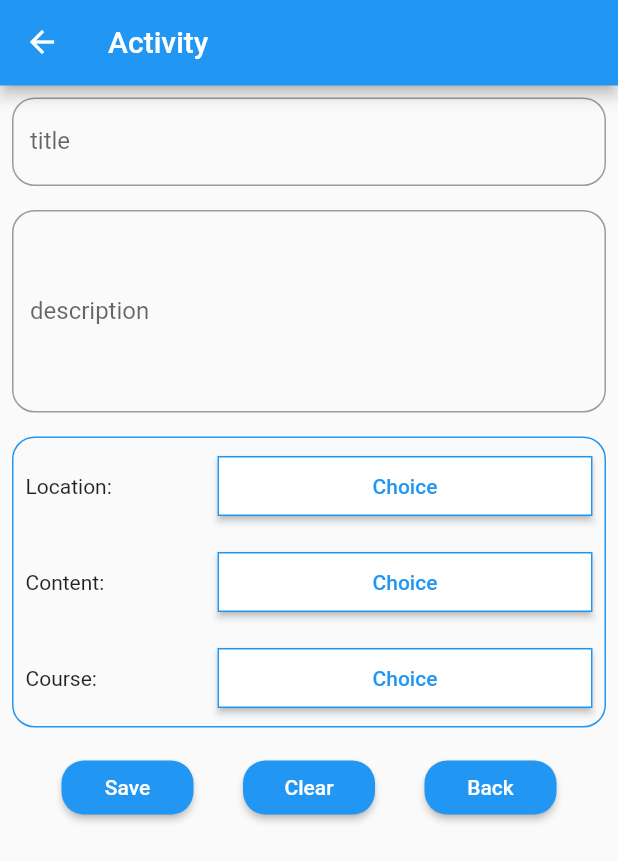
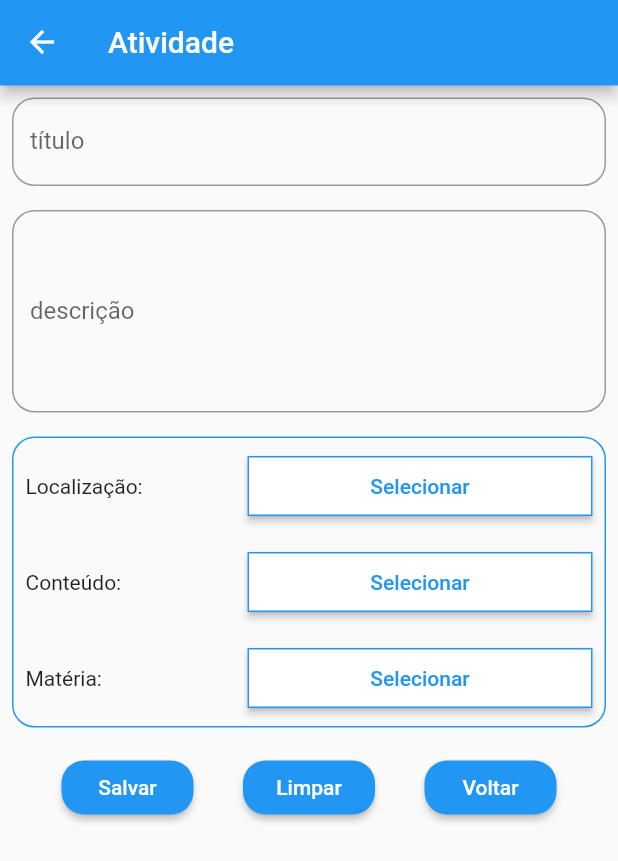
Before and after one commit to J14/authorship, a Flutter app: the ActivityPage screen opened by its route, on a phone screen of 412 x 824 dp. Shown: the top 861 px of the screen. Run offline on Flutter 3.47's test engine with Material 2 defaults, Android fonts, the phone set to English and light mode, and no system bars; our stand-ins replace geolocator, shared_preferences; accounts and stored records are empty.

Commit message:
Change app language to portuguese

```diff
--- a/lib/pages/activity_page.dart
+++ b/lib/pages/activity_page.dart
@@ -62,7 +62,7 @@ class ActivityPageState extends State<ActivityPage> {
   Widget build(BuildContext context) {
     return Scaffold(
       appBar: AppBar(
-        title: Text("Activity"),
+        title: Text("Atividade"),
         bottom: PreferredSize(
           preferredSize: Size(double.infinity, 1.0),
           child: _loading ? LinearProgressIndicator() : Container(),
@@ -78,13 +78,13 @@ class ActivityPageState extends State<ActivityPage> {
                 child: TextFormField(
                   controller: titleController,
                   decoration: InputDecoration(
-                      labelText: "title",
-                      hintText: "Title of activity",
+                      labelText: "título",
+                      hintText: "Informe um título",
                       border: OutlineInputBorder(
                           borderRadius:
                               BorderRadius.all(Radius.circular(15.0)))),
                   validator: (value) {
-                    if (value.isEmpty) return "Please enter some text";
+                    if (value.isEmpty) return "Por favor, informe um título";
                     return null;
                   },
                 ),
@@ -95,13 +95,13 @@ class ActivityPageState extends State<ActivityPage> {
                   maxLines: 5,
                   controller: descriptionController,
                   decoration: InputDecoration(
-                      labelText: "description",
-                      hintText: "Description of activity",
+                      labelText: "descrição",
+                      hintText: "Descrição da atividade",
                       border: OutlineInputBorder(
                           borderRadius:
                               BorderRadius.all(Radius.circular(15.0)))),
                   validator: (value) {
-                    if (value.isEmpty) return "Please enter some text";
+                    if (value.isEmpty) return "Por favor, informe uma descrição";
                     return null;
                   },
                 ),
@@ -121,11 +121,11 @@ class ActivityPageState extends State<ActivityPage> {
                       child: Row(
                         mainAxisAlignment: MainAxisAlignment.spaceBetween,
                         children: <Widget>[
-                          Text("Location:"),
+                          Text("Localização:"),
                           Padding(
                             padding: const EdgeInsets.only(left: 10.0),
                             child: ButtonTheme(
-                              minWidth: 250.0,
+                              minWidth: 230.0,
                               height: 40.0,
                               child: RaisedButton(
                                 onPressed: () async {
@@ -148,7 +148,7 @@ class ActivityPageState extends State<ActivityPage> {
                                     ? Colors.blue
                                     : Colors.white,
                                 child: location == null
-                                    ? Text("Choice")
+                                    ? Text("Selecionar")
                                     : Text(location.name),
                               ),
                             ),
@@ -161,11 +161,11 @@ class ActivityPageState extends State<ActivityPage> {
                       child: Row(
                         mainAxisAlignment: MainAxisAlignment.spaceBetween,
                         children: <Widget>[
-                          Text("Content:"),
+                          Text("Conteúdo:"),
                           Padding(
                             padding: const EdgeInsets.only(left: 10.0),
                             child: ButtonTheme(
-                              minWidth: 250.0,
+                              minWidth: 230.0,
                               height: 40.0,
                               child: RaisedButton(
                                 onPressed: () async {
@@ -188,7 +188,7 @@ class ActivityPageState extends State<ActivityPage> {
                                     ? Colors.blue
                                     : Colors.white,
                                 child: content == null
-                                    ? Text("Choice")
+                                    ? Text("Selecionar")
                                     : Text(content.title),
                               ),
                             ),
@@ -201,11 +201,11 @@ class ActivityPageState extends State<ActivityPage> {
                       child: Row(
                         mainAxisAlignment: MainAxisAlignment.spaceBetween,
                         children: <Widget>[
-                          Text("Course:"),
+                          Text("Matéria:"),
                           Padding(
                             padding: const EdgeInsets.only(left: 10.0),
                             child: ButtonTheme(
-                              minWidth: 250,
+                              minWidth: 230,
                               height: 40.0,
                               child: RaisedButton(
                                 onPressed: () async {
@@ -226,7 +226,7 @@ class ActivityPageState extends State<ActivityPage> {
                                 textColor:
                                     course == null ? Colors.blue : Colors.white,
                                 child: course == null
-                                    ? Text("Choice")
+                                    ? Text("Selecionar")
                                     : Text(course.name),
                               ),
                             ),
@@ -243,7 +243,7 @@ class ActivityPageState extends State<ActivityPage> {
                   mainAxisAlignment: MainAxisAlignment.spaceEvenly,
                   children: <Widget>[
                     RaisedButton(
-                      child: Text("Save"),
+                      child: Text("Salvar"),
                       onPressed: () {
                         if (_formKey.currentState.validate() &&
                             this.content != null &&
@@ -269,7 +269,7 @@ class ActivityPageState extends State<ActivityPage> {
                               BorderRadius.all(Radius.circular(15.0))),
                     ),
                     RaisedButton(
-                      child: Text("Clear"),
+                      child: Text("Limpar"),
                       onPressed: () {
                         titleController.clear();
                         descriptionController.clear();
@@ -286,7 +286,7 @@ class ActivityPageState extends State<ActivityPage> {
                               BorderRadius.all(Radius.circular(15.0))),
                     ),
                     RaisedButton(
-                      child: Text("Back"),
+                      child: Text("Voltar"),
                       onPressed: () {
                         Navigator.pop(context);
                       },
--- a/lib/pages/content_page.dart
+++ b/lib/pages/content_page.dart
@@ -52,7 +52,7 @@ class ContentPageState extends State<ContentPage> {
   Widget build(BuildContext context) {
     return Scaffold(
       appBar: AppBar(
-        title: Text("Content"),
+        title: Text("Conteúdo"),
         bottom: PreferredSize(
           preferredSize: Size(double.infinity, 1.0),
           child: _loading ? LinearProgressIndicator() : Container(),
@@ -68,8 +68,8 @@ class ContentPageState extends State<ContentPage> {
                 child: TextFormField(
                   controller: titleController,
                   decoration: InputDecoration(
-                    labelText: "title",
-                    hintText: "Title of content",
+                    labelText: "título",
+                    hintText: "Informe um título",
                     border: OutlineInputBorder(
                       borderRadius: BorderRadius.all(
                         Radius.circular(15.0)
@@ -77,7 +77,7 @@ class ContentPageState extends State<ContentPage> {
                     )
                   ),
                   validator: (value) {
-                    if (value.isEmpty) return "Please enter some text";
+                    if (value.isEmpty) return "Por favor, informe um título";
                     return null;
                   },
                 ),
@@ -88,8 +88,8 @@ class ContentPageState extends State<ContentPage> {
                   maxLines: 5,
                   controller: descriptionController,
                   decoration: InputDecoration(
-                    labelText: "description",
-                    hintText: "Description of content",
+                    labelText: "descrição",
+                    hintText: "Descrição do conteúdo",
                     border: OutlineInputBorder(
                       borderRadius: BorderRadius.all(
                         Radius.circular(15.0)
@@ -97,7 +97,7 @@ class ContentPageState extends State<ContentPage> {
                     ),
                   ),
                   validator: (value) {
-                    if (value.isEmpty) return "Please enter some text";
+                    if (value.isEmpty) return "Por favor, informe uma descrição";
                     return null;
                   },
                 ),
@@ -108,7 +108,7 @@ class ContentPageState extends State<ContentPage> {
                   mainAxisAlignment: MainAxisAlignment.spaceEvenly,
                   children: <Widget>[
                     RaisedButton(
-                      child: Text("Save"),
+                      child: Text("Salvar"),
                       onPressed: () {
                         if (_formKey.currentState.validate()) {
                           setState(() {
@@ -129,7 +129,7 @@ class ContentPageState extends State<ContentPage> {
                       textColor: Colors.white,
                     ),
                     RaisedButton(
-                      child: Text("Clear"),
+                      child: Text("Limpar"),
                       onPressed: () {
                         titleController.clear();
                         descriptionController.clear();
@@ -143,7 +143,7 @@ class ContentPageState extends State<ContentPage> {
                       textColor: Colors.white,
                     ),
                     RaisedButton(
-                      child: Text("Back"),
+                      child: Text("Voltar"),
                       onPressed: () {
                         Navigator.pop(context);
                       },
--- a/lib/pages/location_page.dart
+++ b/lib/pages/location_page.dart
@@ -51,7 +51,7 @@ class LocationPageState extends State<LocationPage> {
   Widget build(BuildContext context) {
     return Scaffold(
       appBar: AppBar(
-        title: Text("Location"),
+        title: Text("Localização"),
         bottom: PreferredSize(
           preferredSize: Size(double.infinity, 1.0),
           child: _loading ? LinearProgressIndicator() : Container(),
@@ -72,11 +72,11 @@ class LocationPageState extends State<LocationPage> {
                         Radius.circular(15.0)
                       )
                     ),
-                    labelText: "name",
-                    hintText: "Name of Location",
+                    labelText: "nome",
+                    hintText: "Nome da localização",
                   ),
                   validator: (value) {
-                    if (value.isEmpty) return "Please enter some text";
+                    if (value.isEmpty) return "Por favor, informe um nome";
                     return null;
                   },
                 ),
@@ -87,8 +87,8 @@ class LocationPageState extends State<LocationPage> {
                   maxLines: 5,
                   controller: descriptionController,
                   decoration: InputDecoration(
-                    labelText: "description",
-                    hintText: "Description of Location",
+                    labelText: "descrição",
+                    hintText: "Descrição da localização",
                     border: OutlineInputBorder(
                       borderRadius: BorderRadius.all(
                         Radius.circular(15.0)
@@ -96,7 +96,7 @@ class LocationPageState extends State<LocationPage> {
                     )
                   ),
                   validator: (value) {
-                    if (value.isEmpty) return "Please enter some text";
+                    if (value.isEmpty) return "Por favor, informe uma descrição";
                     return null;
                   },
                 ),
@@ -107,7 +107,7 @@ class LocationPageState extends State<LocationPage> {
                     mainAxisAlignment: MainAxisAlignment.spaceEvenly,
                     children: <Widget>[
                       RaisedButton(
-                        child: Text("Save"),
+                        child: Text("Salvar"),
                         onPressed: () {
                           if (_formKey.currentState.validate() &&
                               position != null) {
@@ -131,7 +131,7 @@ class LocationPageState extends State<LocationPage> {
                         textColor: Colors.white,
                       ),
                       RaisedButton(
-                        child: Text("Clear"),
+                        child: Text("Limpar"),
                         onPressed: () {
                           nameController.clear();
                           descriptionController.clear();
@@ -145,7 +145,7 @@ class LocationPageState extends State<LocationPage> {
                         ),
                       ),
                       RaisedButton(
-                        child: Text("Back"),
+                        child: Text("Voltar"),
                         onPressed: () {
                           Navigator.pop(context);
                         },
@@ -194,7 +194,7 @@ class LocationPageState extends State<LocationPage> {
                           minWidth: 150,
                           height: 40.0,
                           child: RaisedButton(
-                            child: Text("Capture location"),
+                            child: Text("Capturar localização"),
                             onPressed: () async {
                               var pos = await Geolocator().getCurrentPosition(
                                   desiredAccuracy: LocationAccuracy.high);
--- a/lib/screens/list_activity_screen.dart
+++ b/lib/screens/list_activity_screen.dart
@@ -68,7 +68,7 @@ class ListActivityState extends State<ListActivity> {
         },
       ),
       appBar: AppBar(
-        title: Text("List Activity"),
+        title: Text("Atividades"),
         bottom: PreferredSize(
           preferredSize: Size(double.infinity, 1.0),
           child: _loading ? LinearProgressIndicator() : Container(),
--- a/lib/screens/list_content_screen.dart
+++ b/lib/screens/list_content_screen.dart
@@ -65,7 +65,7 @@ class ListContentState extends State<ListContent> {
         },
       ),
       appBar: AppBar(
-        title: Text("List Content"),
+        title: Text("Conteúdos"),
         bottom: PreferredSize(
           preferredSize: Size(double.infinity, 1.0),
           child: _loading ? LinearProgressIndicator() : Container(),
--- a/lib/screens/list_location_screen.dart
+++ b/lib/screens/list_location_screen.dart
@@ -67,7 +67,7 @@ class ListLocationState extends State<ListLocation> {
         },
       ),
       appBar: AppBar(
-        title: Text("List Location"),
+        title: Text("Localizações"),
         bottom: PreferredSize(
           preferredSize: Size(double.infinity, 1.0),
           child: _loading ? LinearProgressIndicator() : Container()
```
Also changed, not shown: lib/pages/login_page.dart (+9 -9 lines), lib/pages/menu_page.dart (+9 -1 lines).
